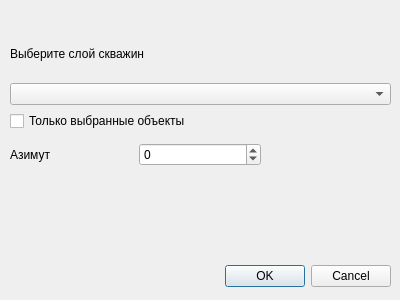
gis56/geo_pie, file ui/zone_zso.ui: the form before one commit.
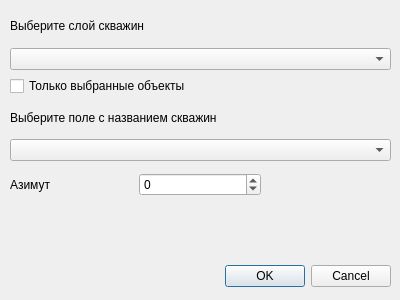
The form after the commit. Custom widgets are drawn as their Qt base class.

The edit to the form file:
```diff
--- a/ui/zone_zso.ui
+++ b/ui/zone_zso.ui
@@ -33,9 +33,9 @@
    <property name="geometry">
     <rect>
      <x>10</x>
-     <y>30</y>
+     <y>10</y>
      <width>381</width>
-     <height>101</height>
+     <height>151</height>
     </rect>
    </property>
    <layout class="QVBoxLayout" name="verticalLayout">
@@ -56,13 +56,23 @@
       </property>
      </widget>
     </item>
+    <item>
+     <widget class="QLabel" name="label_field">
+      <property name="text">
+       <string>Выберите поле с названием скважин</string>
+      </property>
+     </widget>
+    </item>
+    <item>
+     <widget class="QgsFieldComboBox" name="mFieldCB_wellname"/>
+    </item>
    </layout>
   </widget>
   <widget class="QWidget" name="layoutWidget">
    <property name="geometry">
     <rect>
      <x>10</x>
-     <y>140</y>
+     <y>170</y>
      <width>251</width>
      <height>30</height>
     </rect>
@@ -89,6 +99,11 @@
   </widget>
  </widget>
  <customwidgets>
+  <customwidget>
+   <class>QgsFieldComboBox</class>
+   <extends>QComboBox</extends>
+   <header>qgsfieldcombobox.h</header>
+  </customwidget>
   <customwidget>
    <class>QgsMapLayerComboBox</class>
    <extends>QComboBox</extends>
```
